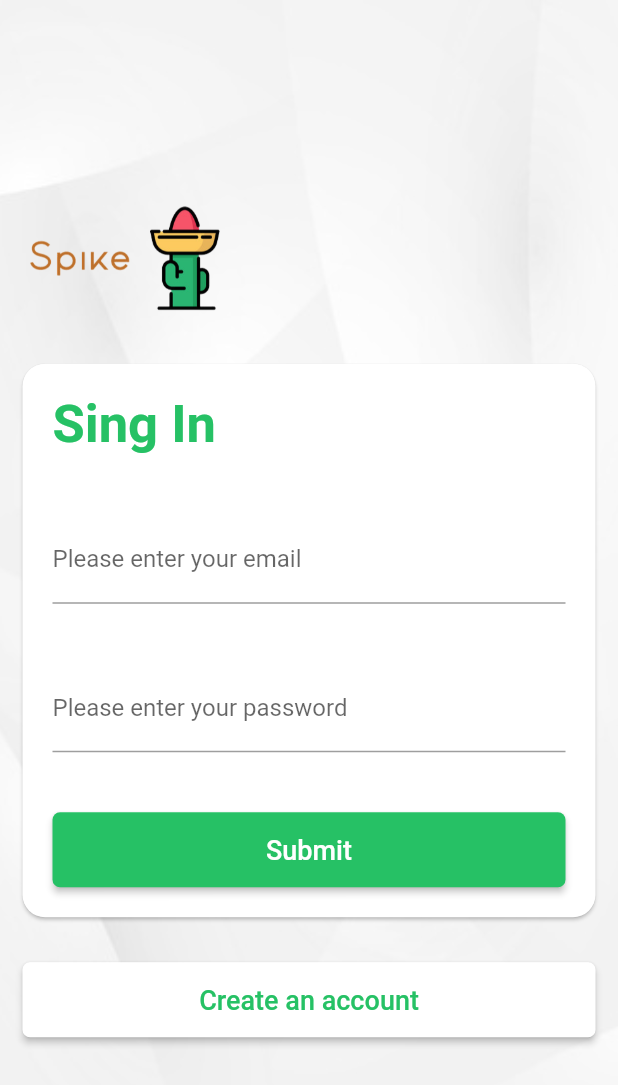
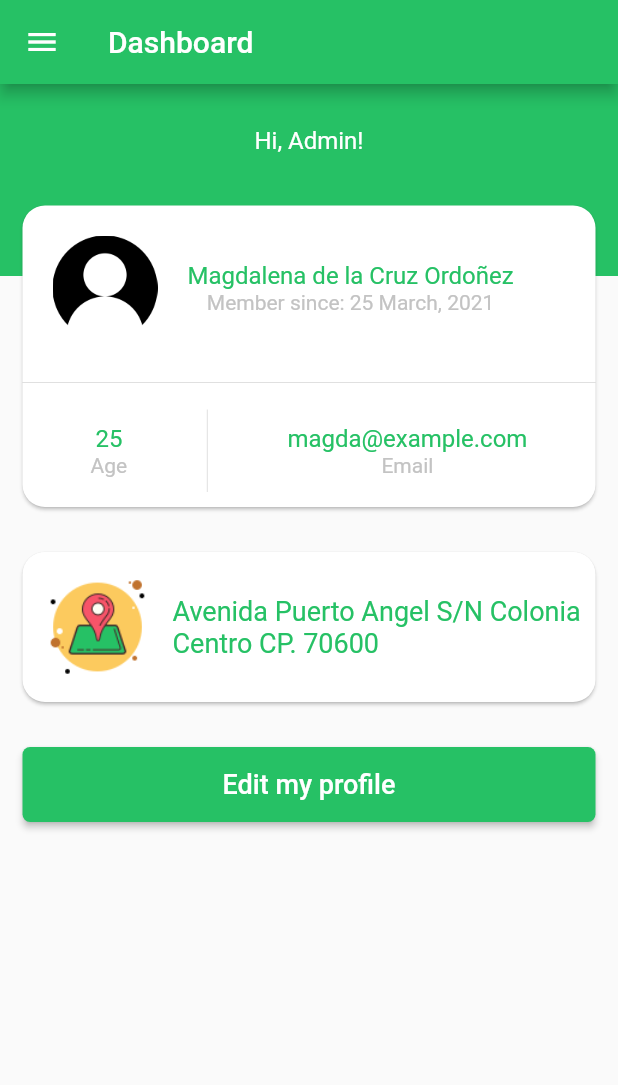
Before and after one commit to SalimVazquez/spike, a Flutter app: the screen it shows after launch, after a tap on "Submit", on a phone screen of 412 x 824 dp. Shown: the top 1085 px of the screen. Run offline on Flutter 3.47's test engine with Material 2 defaults, Android fonts, the phone set to English and light mode, and no system bars.

Commit message:
Added Dashboard View

```diff
--- a/lib/main.dart
+++ b/lib/main.dart
@@ -1,6 +1,7 @@
 import 'package:flutter/material.dart';
 import 'src/pages/login.dart';
 import 'src/pages/register.dart';
+import 'src/pages/user/dashboard.dart';
 
 void main() {
   runApp(MaterialApp(
@@ -10,6 +11,7 @@ void main() {
     routes: {
       '/': (context) => Login(),
       '/register': (context) => Register(),
+      '/dashboard': (context) => Dashboard(),
     },
   ));
 }
--- /dev/null
+++ b/lib/src/pages/user/dashboard.dart
@@ -0,0 +1,243 @@
+import 'package:flutter/material.dart';
+
+class Dashboard extends StatelessWidget {
+  @override
+  Widget build(BuildContext context) {
+    return Scaffold(
+      appBar: AppBar(
+        title: Text(
+          'Dashboard',
+          style: TextStyle(color: Colors.white),
+        ),
+        iconTheme: IconThemeData(color: Colors.white),
+      ),
+      drawer: Drawer(
+        child: ListView(
+          padding: EdgeInsets.zero,
+          children: <Widget>[
+            UserAccountsDrawerHeader(
+              accountName: Text(
+                'Admin',
+                style: TextStyle(color: Colors.white),
+              ),
+              accountEmail: Text(
+                'admin@example.com',
+                style: TextStyle(color: Color.fromRGBO(240, 240, 240, 1)),
+              ),
+              currentAccountPicture: CircleAvatar(
+                backgroundImage: AssetImage('assets/images/userProfile.png'),
+              ),
+            ),
+            ListTile(
+              title: Text('Dashboard'),
+              leading: Icon(
+                Icons.home,
+                color: Colors.black,
+              ),
+              onTap: () {
+                Navigator.pushNamed(context, '/dashboard');
+              },
+            ),
+            Divider(),
+            ListTile(
+              title: Text('Log Out'),
+              leading: Icon(
+                Icons.logout,
+                color: Colors.black,
+              ),
+              onTap: () {
+                Navigator.pushNamed(context, '/');
+              },
+            ),
+            Container(
+              margin: EdgeInsets.only(top: 400),
+              alignment: Alignment.bottomCenter,
+              padding: EdgeInsets.all(20.0),
+              child: Image.asset('assets/images/logoSpike.png'),
+              height: 80.0,
+            ),
+          ],
+        ),
+      ),
+      body: Stack(
+        children: <Widget>[
+          Column(
+            children: <Widget>[
+              Expanded(
+                child: Container(color: Color.fromRGBO(38, 193, 101, 1)),
+                flex: 1,
+              ),
+              Expanded(
+                child: Container(color: Colors.transparent),
+                flex: 5,
+              ),
+            ],
+          ),
+          Container(
+            child: Column(
+              children: <Widget>[
+                ListTile(
+                  contentPadding: EdgeInsets.only(left: 20, right: 20, top: 10),
+                  title: Center(
+                    child: Text(
+                      'Hi, Admin!',
+                      style: TextStyle(color: Colors.white, fontSize: 16),
+                    ),
+                  ),
+                ),
+                _cardData(),
+                _cardAddress(),
+                Padding(
+                  padding: EdgeInsets.all(15.0),
+                  child: SizedBox(
+                    height: 50,
+                    width: 400,
+                    child: RaisedButton(
+                      shape: new RoundedRectangleBorder(
+                          borderRadius: new BorderRadius.circular(5.0)),
+                      onPressed: () {
+                        Navigator.pushNamed(context, '/update');
+                      },
+                      textColor: Colors.white,
+                      child: Text(
+                        'Edit my profile',
+                        style: TextStyle(fontSize: 18),
+                      ),
+                      color: Color.fromRGBO(38, 193, 101, 1),
+                    ),
+                  ),
+                ),
+              ],
+            ),
+          ),
+        ],
+      ),
+    );
+  }
+}
+
+Widget _cardData() {
+  return Container(
+    child: Card(
+      shape: RoundedRectangleBorder(borderRadius: BorderRadius.circular(15)),
+      margin: EdgeInsets.all(15),
+      child: Center(
+        child: Column(
+          children: [
+            Row(
+              children: <Widget>[
+                Container(
+                  alignment: Alignment.topLeft,
+                  padding: EdgeInsets.all(20.0),
+                  child: Image.asset('assets/images/userProfile.png'),
+                  height: 110.0,
+                ),
+                Column(
+                  children: [
+                    Text(
+                      'Magdalena de la Cruz Ordoñez',
+                      style: TextStyle(
+                          color: Color.fromRGBO(38, 193, 101, 1), fontSize: 16),
+                    ),
+                    Text(
+                      'Member since: 25 March, 2021',
+                      style: TextStyle(
+                          color: Color.fromRGBO(195, 195, 195, 1),
+                          fontSize: 14),
+                    ),
+                  ],
+                ),
+              ],
+            ),
+            Divider(),
+            Row(
+              mainAxisAlignment: MainAxisAlignment.spaceEvenly,
+              children: <Widget>[
+                Column(
+                  children: <Widget>[
+                    Padding(
+                      padding: EdgeInsets.only(top: 20),
+                      child: Text(
+                        '25',
+                        style: TextStyle(
+                            color: Color.fromRGBO(38, 193, 101, 1),
+                            fontSize: 16),
+                      ),
+                    ),
+                    Padding(
+                      padding: EdgeInsets.only(bottom: 20),
+                      child: Text(
+                        'Age',
+                        style: TextStyle(
+                            color: Color.fromRGBO(195, 195, 195, 1),
+                            fontSize: 14),
+                      ),
+                    ),
+                  ],
+                ),
+                Container(height: 55, child: VerticalDivider()),
+                Column(
+                  children: <Widget>[
+                    Padding(
+                      padding: EdgeInsets.only(top: 20),
+                      child: Text(
+                        'magda@example.com',
+                        style: TextStyle(
+                            color: Color.fromRGBO(38, 193, 101, 1),
+                            fontSize: 16),
+                      ),
+                    ),
+                    Padding(
+                      padding: EdgeInsets.only(bottom: 20),
+                      child: Text(
+                        'Email',
+                        style: TextStyle(
+                            color: Color.fromRGBO(195, 195, 195, 1),
+                            fontSize: 14),
+                      ),
+                    ),
+                  ],
+                ),
+              ],
+            ),
+          ],
+        ),
+      ),
+    ),
+  );
+}
+
+Widget _cardAddress() {
+  return Container(
+    child: SingleChildScrollView(
+      child: Card(
+        shape: RoundedRectangleBorder(borderRadius: BorderRadius.circular(15)),
+        margin: EdgeInsets.all(15),
+        child: Row(
+          children: <Widget>[
+            Padding(
+              padding: EdgeInsets.all(10),
+              child: Container(
+                width: 80,
+                height: 80,
+                decoration: BoxDecoration(
+                  shape: BoxShape.rectangle,
+                  image: DecorationImage(
+                      fit: BoxFit.fill,
+                      image: AssetImage('assets/images/address.png')),
+                ),
+              ),
+            ),
+            Flexible(
+              child: Text(
+                'Avenida Puerto Angel S/N Colonia Centro CP. 70600',
+                style: TextStyle(
+                    color: Color.fromRGBO(38, 193, 101, 1), fontSize: 18),
+              ),
+            ),
+          ],
+        ),
+      ),
+    ),
+  );
+}
```
